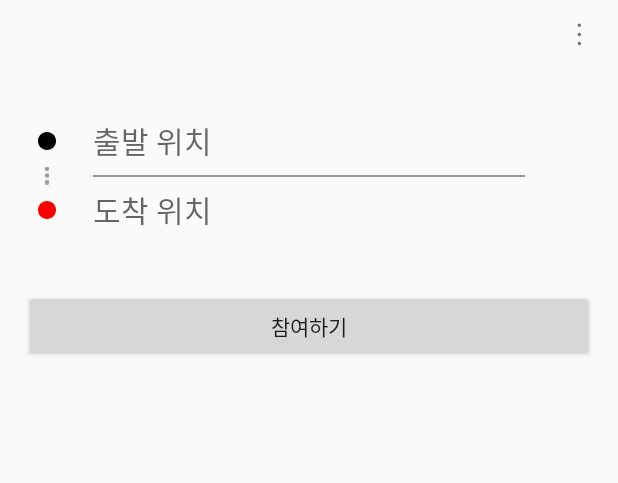
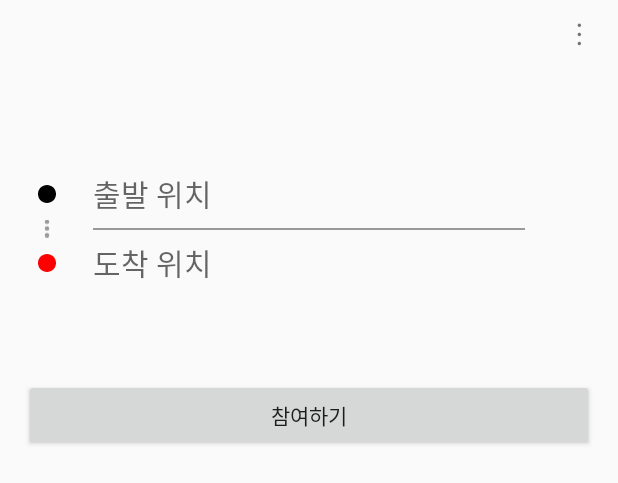
Before and after one commit to KaquiIOS/KIT_TAXI_SHARE, an Android app: the layout item_taxi_share_post.xml on its own in the app's theme, with its tools: preview values and no code run, on a phone screen of 412 x 824 dp. Shown: the top 483 px of the screen. Run offline under Robolectric (Android 15) with nearby library versions, the phone set to English and light mode, and no system bars; network calls fail.

Commit message:
issue-12/taxi_share_list item xml create
택시 공유 item xml 작성

```diff
--- a/app/src/main/java/com/example/taxishare/view/main/taxisharelist/TaxiShareListFragment.kt
+++ b/app/src/main/java/com/example/taxishare/view/main/taxisharelist/TaxiShareListFragment.kt
@@ -32,10 +32,8 @@ class TaxiShareListFragment : Fragment() {
     override fun onCreateView(
         inflater: LayoutInflater, container: ViewGroup?,
         savedInstanceState: Bundle?
-    ): View? {
-        // Inflate the layout for this fragment
-        return inflater.inflate(R.layout.fragment_taxi_share_list, container, false)
-    }
+    ): View? = inflater.inflate(R.layout.fragment_taxi_share_list, container, false)
+
 
     override fun onViewCreated(view: View, savedInstanceState: Bundle?) {
         super.onViewCreated(view, savedInstanceState)
--- a/app/src/main/res/layout/item_taxi_share_post.xml
+++ b/app/src/main/res/layout/item_taxi_share_post.xml
@@ -72,17 +72,26 @@
             android:layout_height="wrap_content"
             android:layout_marginTop="8dp"
             app:layout_constraintStart_toStartOf="@id/guide_taxi_share_pos_start"
-            app:layout_constraintEnd_toStartOf="@id/tv_taxi_share_post_pop_up"
+            app:layout_constraintEnd_toStartOf="@id/guide_taxi_share_location_end"
             app:layout_constraintTop_toTopOf="parent"/>
 
     <TextView
             android:id="@+id/tv_taxi_share_post_major"
             android:layout_width="0dp"
             android:layout_height="wrap_content"
+            android:layout_marginTop="8dp"
             app:layout_constraintStart_toStartOf="@id/guide_taxi_share_pos_start"
             app:layout_constraintTop_toBottomOf="@id/tv_taxi_share_post_nickname"
-            app:layout_constraintEnd_toStartOf="@id/tv_taxi_share_post_pop_up"/>
+            app:layout_constraintEnd_toStartOf="@id/guide_taxi_share_location_end"/>
 
+    <TextView
+            android:id="@+id/tv_taxi_share_post_start_time"
+            android:layout_width="0dp"
+            android:layout_height="wrap_content"
+            android:layout_marginTop="8dp"
+            app:layout_constraintTop_toBottomOf="@id/tv_taxi_share_post_major"
+            app:layout_constraintStart_toStartOf="@id/guide_taxi_share_pos_start"
+            app:layout_constraintEnd_toEndOf="@id/guide_taxi_share_location_end"/>
 
     <TextView
             android:id="@+id/tv_taxi_share_post_start_location"
@@ -94,7 +103,7 @@
             android:hint="@string/register_start_location_hint"
             app:layout_constraintStart_toStartOf="@id/guide_taxi_share_location_start"
             app:layout_constraintEnd_toEndOf="@id/guide_taxi_share_location_end"
-            app:layout_constraintTop_toBottomOf="@id/tv_taxi_share_post_major"/>
+            app:layout_constraintTop_toBottomOf="@id/tv_taxi_share_post_start_time"/>
 
     <ImageView
             android:id="@+id/iv_taxi_share_post_start_location"
@@ -154,6 +163,7 @@
             android:id="@+id/tv_taxi_share_post_title"
             android:layout_width="0dp"
             android:layout_height="wrap_content"
+            android:layout_marginTop="8dp"
             app:layout_constraintStart_toStartOf="@id/guide_taxi_share_pos_start"
             app:layout_constraintTop_toBottomOf="@id/tv_taxi_share_post_end_location"
             app:layout_constraintEnd_toEndOf="@id/guide_taxi_share_pos_end"/>
@@ -162,6 +172,7 @@
             android:id="@+id/tv_taxi_share_post_participants_num"
             android:layout_width="0dp"
             android:layout_height="wrap_content"
+            android:layout_marginTop="8dp"
             app:layout_constraintStart_toStartOf="@id/guide_taxi_share_pos_start"
             app:layout_constraintEnd_toEndOf="@id/guide_taxi_share_pos_end"
             app:layout_constraintTop_toBottomOf="@id/tv_taxi_share_post_title"/>
@@ -170,6 +181,7 @@
             android:id="@+id/btn_taxi_share_post_participate"
             android:layout_width="0dp"
             android:layout_height="wrap_content"
+            android:layout_marginTop="8dp"
             android:layout_marginBottom="8dp"
             android:text="@string/taxi_share_post_participate"
             app:layout_constraintBottom_toBottomOf="@id/guide_taxi_share_pos_bottom"
```
